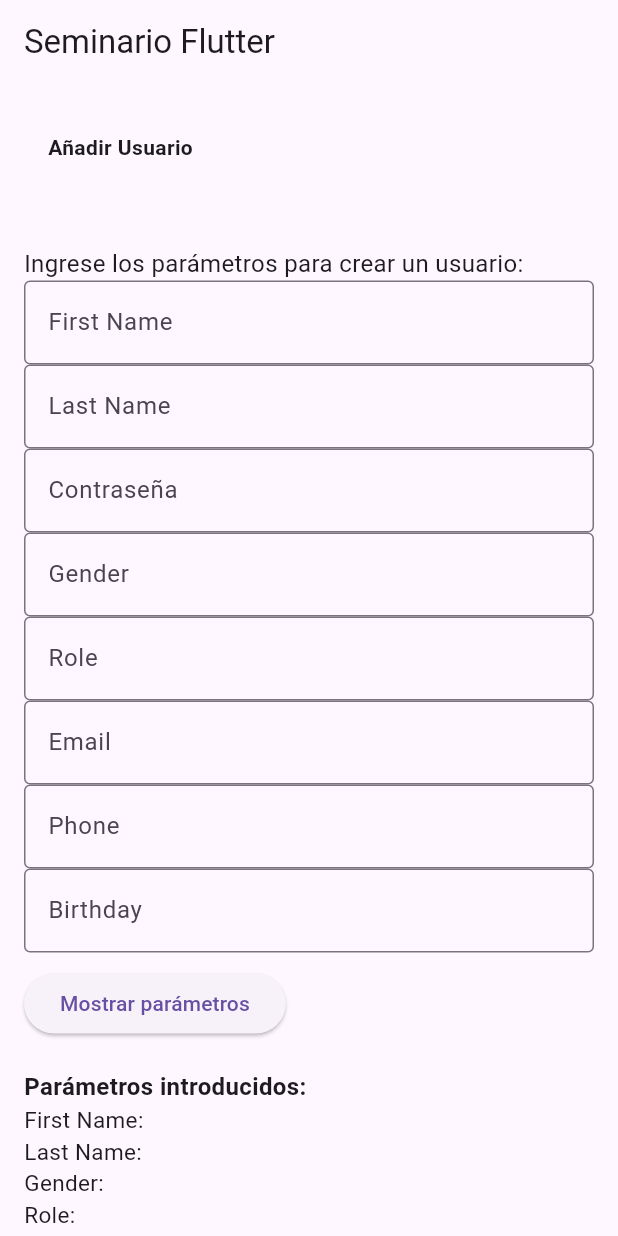
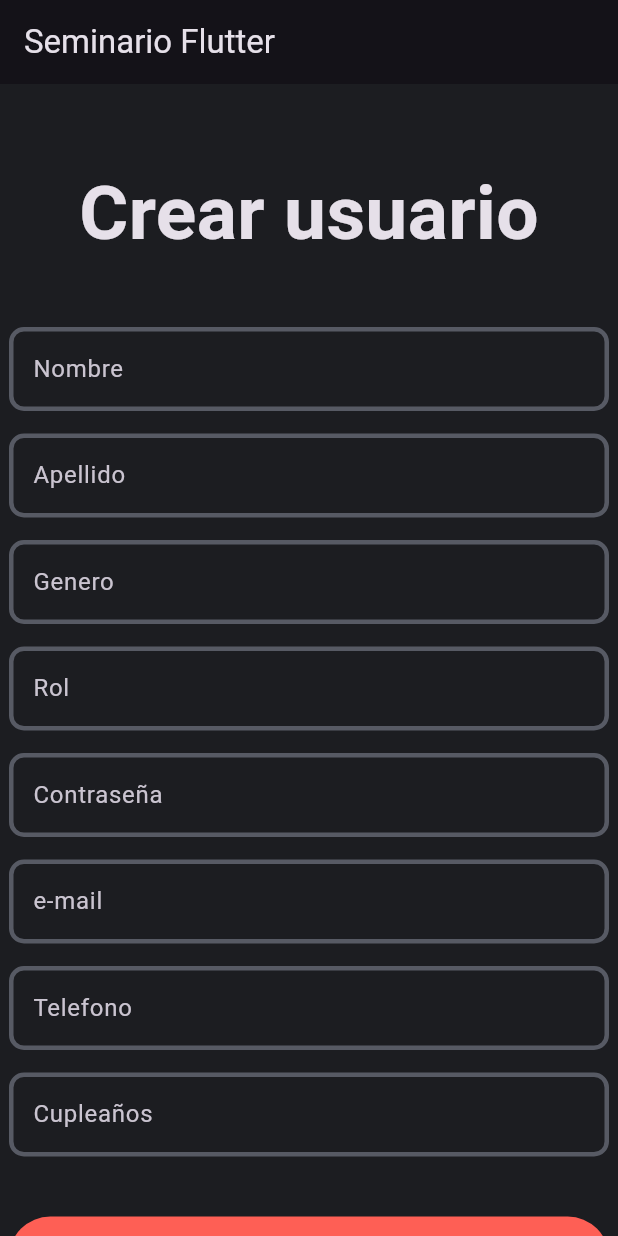
Before and after one commit to mariiomc/previoSeminarioFlutter, a Flutter app: the screen it shows after launch, on a phone screen of 412 x 824 dp. Run offline on Flutter 3.47's test engine with Material 3 defaults, Android fonts, the phone set to English and light mode, and no system bars; our stand-ins replace email_validator.

Commit message:
Cambio en el apartado visual de la pantalla de creacion de usuario y compartimentacion de boton y cajas de texto

```diff
--- /dev/null
+++ b/lib/button_sign_in.dart
@@ -0,0 +1,23 @@
+import 'package:flutter/material.dart';
+import 'package:flutter_seminario/pallete.dart';
+
+class SignInButton extends StatelessWidget {
+  final VoidCallback onPressedCallback;
+  const SignInButton({Key? key, required this.onPressedCallback}) : super(key: key);
+
+  @override
+  Widget build(BuildContext context){
+    return ElevatedButton(
+      onPressed: onPressedCallback,
+      style: ElevatedButton.styleFrom(
+        fixedSize: const Size(400, 55),
+        backgroundColor: Pallete.salmonColor,
+        foregroundColor: Colors.white,
+      ),
+      child: const Text('Crear usuario', style: TextStyle(
+        fontWeight: FontWeight.w600,
+        fontSize: 17,
+      ),),
+    );
+  }
+}
--- /dev/null
+++ b/lib/login_screen.dart
@@ -0,0 +1,135 @@
+import 'package:flutter/material.dart';
+import 'package:flutter_seminario/button_sign_in.dart';
+import 'package:flutter_seminario/paramTextBox.dart';
+import 'package:email_validator/email_validator.dart';
+import 'package:flutter_seminario/UserService.dart';
+import 'package:flutter_seminario/pallete.dart';
+
+class LoginScreen extends StatefulWidget {
+  @override
+  _LoginScreenState createState() => _LoginScreenState();
+}
+
+class _LoginScreenState extends State<LoginScreen> {
+  // Create a text controller to retrieve the text from the custom text box.
+  final TextEditingController nombreController = TextEditingController();
+  final TextEditingController apellidoController = TextEditingController();
+  final TextEditingController generoController = TextEditingController();
+  final TextEditingController rolController = TextEditingController();
+  final TextEditingController contrasenaController = TextEditingController();
+  final TextEditingController mailController = TextEditingController();
+  final TextEditingController telController = TextEditingController();
+  final TextEditingController cumpleController = TextEditingController();
+  late UserService userService;
+  bool invalid = false;
+
+
+  @override
+    void initState(){
+    super.initState();
+    userService = UserService();
+  }
+
+  @override
+  void dispose() {
+    // Dispose of the controllers when the widget is removed from the widget tree.
+    nombreController.dispose();
+    apellidoController.dispose();
+    generoController.dispose();
+    rolController.dispose();
+    contrasenaController.dispose();
+    mailController.dispose();
+    telController.dispose();
+    cumpleController.dispose();
+    super.dispose();
+  }
+
+  @override
+  Widget build(BuildContext context) {
+    return Scaffold(
+        appBar: AppBar(
+          title: const Text('Seminario Flutter'),
+        ),
+        // #docregion addWidget
+        body: SingleChildScrollView(
+          child: Center(
+            child: Column(
+              children: [
+                const SizedBox(height: 50),
+                const Text('Crear usuario', style: TextStyle(
+                    fontWeight: FontWeight.bold,
+                    fontSize: 50,
+                  ),
+                ),
+                const SizedBox(height: 40),
+                ParamTextBox(controller: nombreController, text: 'Nombre'),
+                const SizedBox(height: 15),
+                ParamTextBox(controller: apellidoController, text: 'Apellido'),
+                const SizedBox(height: 15),
+                ParamTextBox(controller: generoController, text: 'Genero'),
+                const SizedBox(height: 15),
+                ParamTextBox(controller: rolController, text: 'Rol'),
+                const SizedBox(height: 15),
+                ParamTextBox(controller: contrasenaController, text: 'Contraseña'),
+                const SizedBox(height: 15),
+                ParamTextBox(controller: mailController, text: 'e-mail'),
+                Visibility(
+                  visible: invalid,
+                  child: const Text(
+                    'Invalid',
+                    style: TextStyle(color: Pallete.salmonColor, fontSize: 15),
+                  ),
+                ),
+                const SizedBox(height: 15),
+                ParamTextBox(controller: telController, text: 'Telefono'),
+                const SizedBox(height: 15),
+                ParamTextBox(controller: cumpleController, text: 'Cupleaños'),
+                const SizedBox(height: 40),
+                //Sección de introducir parámetros
+                //ParamsSection(),
+                //Sección de botón de enviar
+                SignInButton(onPressedCallback: onButtonPressed),
+              ],
+            ),
+          )
+        ),
+    );
+  }
+
+  bool isValidEmail(String email) {
+   if (!EmailValidator.validate(email)) {
+    return false;
+  }
+    return true;
+  }
+
+  void onButtonPressed() {
+    String mail = mailController.text;
+    if(isValidEmail(mail)==true){
+
+      User newUser = User(
+      first_name: nombreController.text,
+      last_name: apellidoController.text,
+      gender: generoController.text,
+      role: rolController.text,
+      password: contrasenaController.text,
+      email: mailController.text,
+      phone_number: telController.text,
+      birth_date: cumpleController.text,
+      );
+
+      userService.createUser(newUser).then((_) {
+      // Éxito al enviar el usuario al backend, realizar acciones adicionales si es necesario
+        print('Usuario creado exitosamente');
+      }).catchError((error) {
+      // Manejar errores de solicitud HTTP
+      print('Error al enviar usuario al backend: $error');
+      });
+    }
+    else{
+      setState(() {
+      invalid = true;
+      });
+    }
+  }
+}
--- a/lib/main.dart
+++ b/lib/main.dart
@@ -1,4 +1,6 @@
 import 'package:flutter/material.dart';
+import 'package:flutter_seminario/login_screen.dart';
+import 'package:flutter_seminario/pallete.dart';
 import 'package:flutter_seminario/params.dart';
 import 'package:flutter_seminario/title.dart';
 
@@ -12,25 +14,10 @@ class MyApp extends StatelessWidget {
     const String appTitle = 'Seminario Flutter';
     return MaterialApp(
       title: appTitle,
-      home: Scaffold(
-        appBar: AppBar(
-          title: const Text(appTitle),
-        ),
-        // #docregion addWidget
-        body: const SingleChildScrollView(
-          child: Column(
-            children: [
-              TitleSection(
-                name: 'Añadir Usuario',
-              ),
-              //Sección de introducir parámetros
-              ParamsSection(),
-              //Sección de botón de enviar
-            ],
-          ),
-        ),
-        // #enddocregion addWidget
+      theme: ThemeData.dark().copyWith(
+        scaffoldBackgroundColor: Pallete.backgroundColor,
       ),
+      home: LoginScreen(),
     );
   }
 }
--- /dev/null
+++ b/lib/pallete.dart
@@ -0,0 +1,10 @@
+import 'package:flutter/material.dart';
+
+class Pallete {
+  static const Color backgroundColor = Color.fromRGBO(28, 29, 33, 1);
+  static const Color greyColor = Color.fromRGBO(87, 90, 100, 1);
+  static const Color whiteColor = Color.fromRGBO(152, 155, 165, 1);
+  static const Color blueColor = Color.fromRGBO(31, 122, 140, 1);
+  static const Color salmonColor = Color.fromRGBO(254, 95, 85, 1);
+  static const Color paleBlueColor = Color.fromRGBO(173, 215, 246, 1);
+}
--- /dev/null
+++ b/lib/paramTextBox.dart
@@ -0,0 +1,38 @@
+import 'package:flutter/material.dart';
+import 'package:flutter_seminario/pallete.dart';
+
+class ParamTextBox extends StatelessWidget {
+  final String text;
+  final TextEditingController controller;
+  ParamTextBox({Key? key, required this.controller, required this.text}) : super(key: key);
+
+  @override
+  Widget build(BuildContext context) {
+    return ConstrainedBox(
+      constraints: const BoxConstraints(
+        maxWidth: 400,
+      ),
+      child: TextFormField(
+        controller: controller,
+        decoration: InputDecoration(
+          enabledBorder: OutlineInputBorder(
+          borderSide: const BorderSide(
+            color: Pallete.greyColor,
+            width: 3,
+          ),
+          borderRadius: BorderRadius.circular(10),
+          ),
+          focusedBorder: OutlineInputBorder(
+            borderSide: const BorderSide(
+            color: Pallete.salmonColor,
+            width: 3,
+          ),
+          borderRadius: BorderRadius.circular(10),
+          ),
+          hintText: text,
+        ),
+
+      ),
+    );
+  }
+}
```
Also changed, not shown: lib/params.dart (indentation only), package-lock.json (added).
